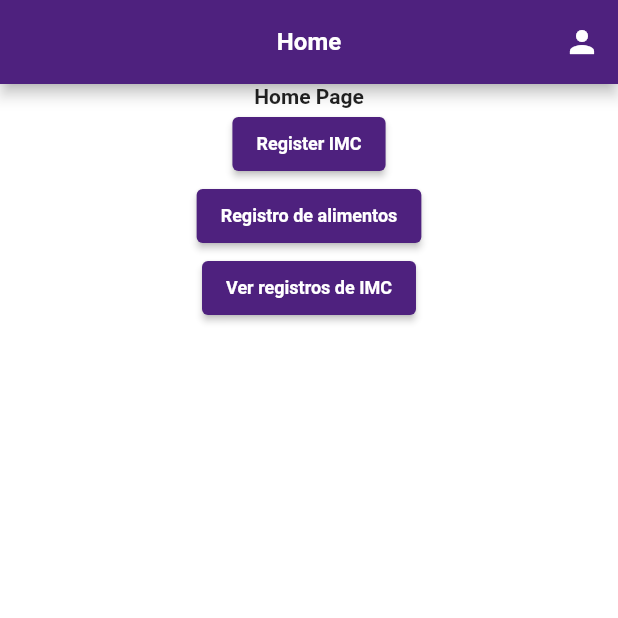
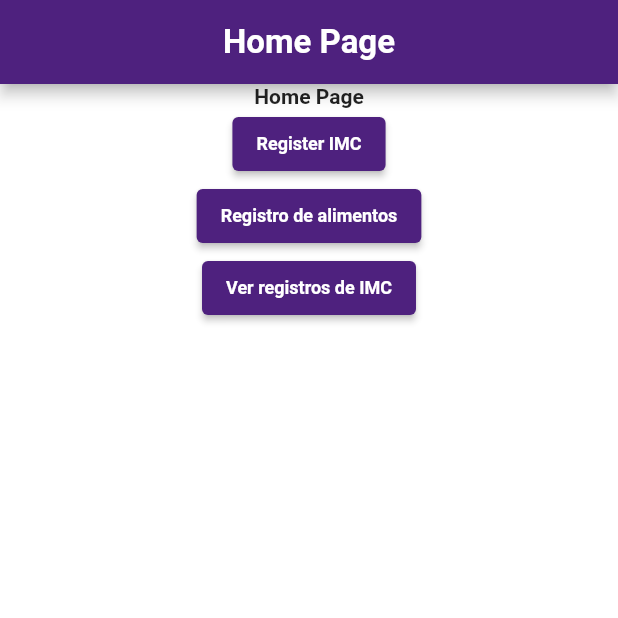
Before and after one commit to Leninner/imc_project_app, a Flutter app: the HomePage screen opened directly, on a phone screen of 412 x 824 dp, the top half of it. Run offline on Flutter 3.47's test engine with Material 2 defaults, Android fonts, the phone set to English and light mode, and no system bars; our stand-ins replace flutter_dotenv, flutter_svg, responsive_framework, supabase_flutter; accounts and stored records are empty.

```diff
--- a/lib/pages/home_page.dart
+++ b/lib/pages/home_page.dart
@@ -1,4 +1,5 @@
 import 'package:flutter/material.dart';
+import 'package:imc_project_app/widgets/custom_appbar.dart';
 
 import '../constants/app_routes.dart';
 
@@ -13,20 +14,7 @@ class HomePage extends StatelessWidget {
 
     return SafeArea(
       child: Scaffold(
-        appBar: AppBar(
-          title: const Text('Home'),
-          centerTitle: true,
-          actions: [
-            IconButton(
-              onPressed: () {
-                Navigator.of(context).pushNamed(
-                  Routes.profile,
-                );
-              },
-              icon: const Icon(Icons.person),
-            ),
-          ],
-        ),
+        appBar: const CustomAppBar(titleText:'Home Page'),
         body: Center(
           child: Column(
             children: [
--- a/lib/widgets/custom_appbar.dart
+++ b/lib/widgets/custom_appbar.dart
@@ -4,9 +4,11 @@ class CustomAppBar extends StatelessWidget implements PreferredSizeWidget {
   const CustomAppBar({
     Key? key,
     required this.titleText,
+    this.iconButton,
   }) : super(key: key);
 
   final String? titleText;
+  final IconButton? iconButton;
 
   @override
   Size get preferredSize => const Size.fromHeight(kToolbarHeight);
```
